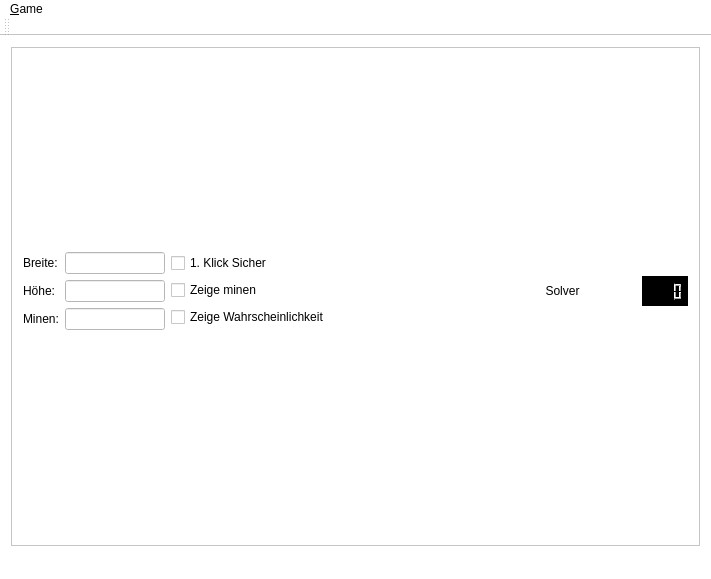
Qt form mainwindow.ui (skullbox305/Minesweeper-Solver) before a commit.
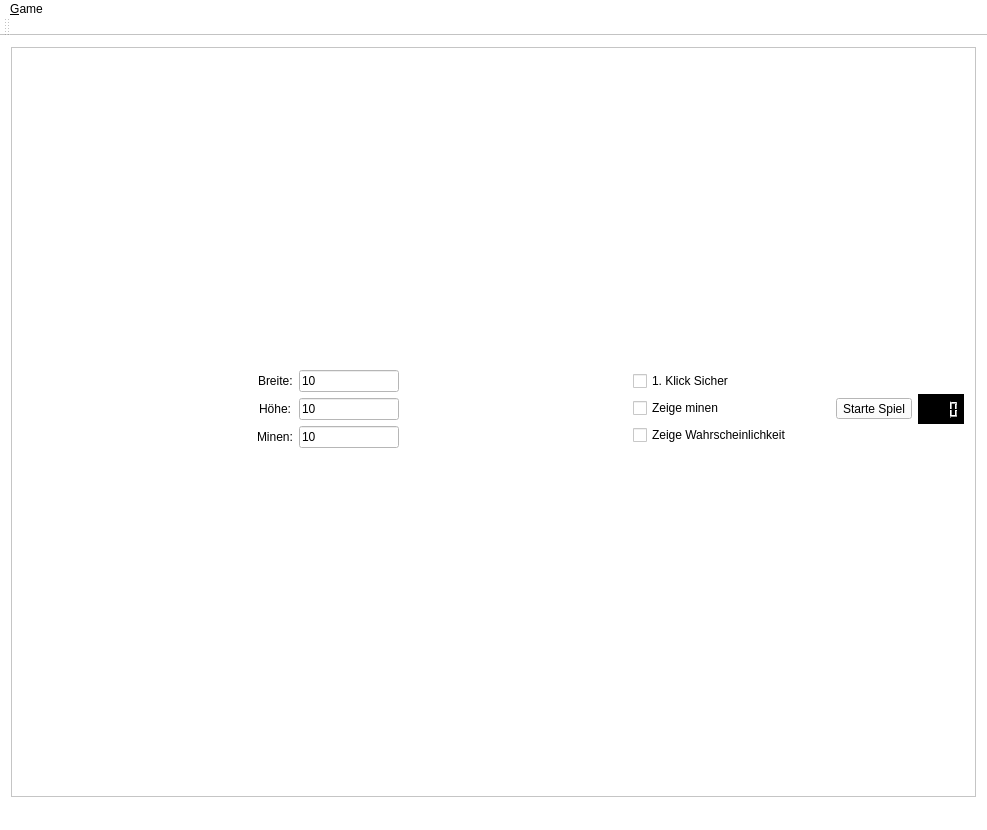
The same form after that commit. Icons and pictures are not drawn.

Commit message: ui angepasst. button hinzugefügt etc.

What changed in the file:
```diff
--- a/mainwindow.ui
+++ b/mainwindow.ui
@@ -6,8 +6,8 @@
    <rect>
     <x>0</x>
     <y>0</y>
-    <width>711</width>
-    <height>579</height>
+    <width>987</width>
+    <height>830</height>
    </rect>
   </property>
   <property name="palette">
@@ -114,6 +114,9 @@
   <property name="styleSheet">
    <string notr="true">background-color: rgb(255, 255, 255);</string>
   </property>
+  <property name="toolButtonStyle">
+   <enum>Qt::ToolButtonIconOnly</enum>
+  </property>
   <widget class="QWidget" name="centralWidget">
    <property name="styleSheet">
     <string notr="true">QPushButton {
@@ -140,125 +143,19 @@
         <rect>
          <x>0</x>
          <y>0</y>
-         <width>691</width>
-         <height>501</height>
+         <width>967</width>
+         <height>752</height>
         </rect>
        </property>
-       <layout class="QGridLayout" name="gridLayout_4" rowstretch="10,90">
+       <layout class="QGridLayout" name="gridLayout_4" rowstretch="0,0,0">
         <property name="sizeConstraint">
          <enum>QLayout::SetDefaultConstraint</enum>
         </property>
         <item row="1" column="0">
-         <layout class="QGridLayout" name="gridLayout_2">
-          <item row="0" column="1">
-           <layout class="QGridLayout" name="mineContainer" rowstretch="0" columnstretch="0">
-            <property name="sizeConstraint">
-             <enum>QLayout::SetFixedSize</enum>
-            </property>
-            <property name="leftMargin">
-             <number>5</number>
-            </property>
-            <property name="topMargin">
-             <number>5</number>
-            </property>
-            <property name="rightMargin">
-             <number>5</number>
-            </property>
-            <property name="bottomMargin">
-             <number>5</number>
-            </property>
-            <property name="spacing">
-             <number>5</number>
-            </property>
-           </layout>
-          </item>
-         </layout>
-        </item>
-        <item row="0" column="0">
-         <layout class="QGridLayout" name="gridLayout_3" columnstretch="0,10,10,10,0" columnminimumwidth="0,0,0,0,0">
+         <layout class="QGridLayout" name="gridLayout_3" columnstretch="0,0,0,0,0">
           <property name="sizeConstraint">
            <enum>QLayout::SetDefaultConstraint</enum>
           </property>
-          <item row="0" column="2">
-           <widget class="QPushButton" name="smileyFace">
-            <property name="text">
-             <string/>
-            </property>
-            <property name="icon">
-             <iconset>
-              <normalon>:/images/normal_face.png</normalon>
-             </iconset>
-            </property>
-           </widget>
-          </item>
-          <item row="0" column="3">
-           <widget class="QPushButton" name="pushButton">
-            <property name="text">
-             <string>Solver</string>
-            </property>
-           </widget>
-          </item>
-          <item row="0" column="0">
-           <layout class="QFormLayout" name="formLayout">
-            <property name="sizeConstraint">
-             <enum>QLayout::SetNoConstraint</enum>
-            </property>
-            <property name="labelAlignment">
-             <set>Qt::AlignLeading|Qt::AlignLeft|Qt::AlignVCenter</set>
-            </property>
-            <item row="0" column="0">
-             <widget class="QLabel" name="label">
-              <property name="text">
-               <string>Breite:</string>
-              </property>
-             </widget>
-            </item>
-            <item row="0" column="1">
-             <widget class="QLineEdit" name="lineEdit">
-              <property name="maximumSize">
-               <size>
-                <width>100</width>
-                <height>16777215</height>
-               </size>
-              </property>
-             </widget>
-            </item>
-            <item row="1" column="0">
-             <widget class="QLabel" name="label_2">
-              <property name="text">
-               <string>Höhe:</string>
-              </property>
-             </widget>
-            </item>
-            <item row="1" column="1">
-             <widget class="QLineEdit" name="lineEdit_3">
-              <property name="maximumSize">
-               <size>
-                <width>100</width>
-                <height>16777215</height>
-               </size>
-              </property>
-             </widget>
-            </item>
-            <item row="2" column="0">
-             <widget class="QLabel" name="label_3">
-              <property name="text">
-               <string>Minen:</string>
-              </property>
-             </widget>
-            </item>
-            <item row="2" column="1">
-             <widget class="QLineEdit" name="lineEdit_2">
-              <property name="maximumSize">
-               <size>
-                <width>100</width>
-                <height>16777215</height>
-               </size>
-              </property>
-             </widget>
-            </item>
-           </layout>
-          </item>
           <item row="0" column="4">
            <widget class="QLCDNumber" name="lcdFlagCount">
             <property name="enabled">
@@ -293,6 +190,9 @@
           </item>
           <item row="0" column="1">
            <layout class="QVBoxLayout" name="verticalLayout_2">
+            <property name="sizeConstraint">
+             <enum>QLayout::SetFixedSize</enum>
+            </property>
             <item>
              <widget class="QCheckBox" name="checkBox_3">
               <property name="text">
@@ -316,6 +216,124 @@
             </item>
            </layout>
           </item>
+          <item row="0" column="0">
+           <layout class="QFormLayout" name="formLayout">
+            <property name="sizeConstraint">
+             <enum>QLayout::SetFixedSize</enum>
+            </property>
+            <property name="labelAlignment">
+             <set>Qt::AlignCenter</set>
+            </property>
+            <property name="formAlignment">
+             <set>Qt::AlignHCenter|Qt::AlignTop</set>
+            </property>
+            <item row="0" column="0">
+             <widget class="QLabel" name="label">
+              <property name="text">
+               <string>Breite:</string>
+              </property>
+             </widget>
+            </item>
+            <item row="0" column="1">
+             <widget class="QLineEdit" name="Breite">
+              <property name="maximumSize">
+               <size>
+                <width>100</width>
+                <height>16777215</height>
+               </size>
+              </property>
+              <property name="text">
+               <string>10</string>
+              </property>
+             </widget>
+            </item>
+            <item row="1" column="0">
+             <widget class="QLabel" name="label_2">
+              <property name="text">
+               <string>Höhe:</string>
+              </property>
+             </widget>
+            </item>
+            <item row="1" column="1">
+             <widget class="QLineEdit" name="Hoehe">
+              <property name="maximumSize">
+               <size>
+                <width>100</width>
+                <height>16777215</height>
+               </size>
+              </property>
+              <property name="text">
+               <string>10</string>
+              </property>
+             </widget>
+            </item>
+            <item row="2" column="0">
+             <widget class="QLabel" name="label_3">
+              <property name="text">
+               <string>Minen:</string>
+              </property>
+             </widget>
+            </item>
+            <item row="2" column="1">
+             <widget class="QLineEdit" name="Minen">
+              <property name="maximumSize">
+               <size>
+                <width>100</width>
+                <height>16777215</height>
+               </size>
+              </property>
+              <property name="text">
+               <string>10</string>
+              </property>
+             </widget>
+            </item>
+           </layout>
+          </item>
+          <item row="0" column="3">
+           <widget class="QToolButton" name="toolButton">
+            <property name="text">
+             <string>Starte Spiel</string>
+            </property>
+           </widget>
+          </item>
+          <item row="0" column="2">
+           <widget class="QPushButton" name="smileyFace">
+            <property name="text">
+             <string/>
+            </property>
+            <property name="icon">
+             <iconset>
+              <normalon>:/images/normal_face.png</normalon>
+             </iconset>
+            </property>
+           </widget>
+          </item>
+         </layout>
+        </item>
+        <item row="2" column="0">
+         <layout class="QGridLayout" name="gridLayout_2">
+          <item row="0" column="1">
+           <layout class="QGridLayout" name="mineContainer" rowstretch="0" columnstretch="0">
+            <property name="sizeConstraint">
+             <enum>QLayout::SetFixedSize</enum>
+            </property>
+            <property name="leftMargin">
+             <number>5</number>
+            </property>
+            <property name="topMargin">
+             <number>20</number>
+            </property>
+            <property name="rightMargin">
+             <number>5</number>
+            </property>
+            <property name="bottomMargin">
+             <number>5</number>
+            </property>
+            <property name="spacing">
+             <number>5</number>
+            </property>
+           </layout>
+          </item>
          </layout>
         </item>
        </layout>
@@ -338,7 +356,7 @@
     <rect>
      <x>0</x>
      <y>0</y>
-     <width>711</width>
+     <width>987</width>
      <height>19</height>
     </rect>
    </property>
```
Left out of the diff: 9 changed lines with no effect on the pictures. The commit also changes 1 other file.
